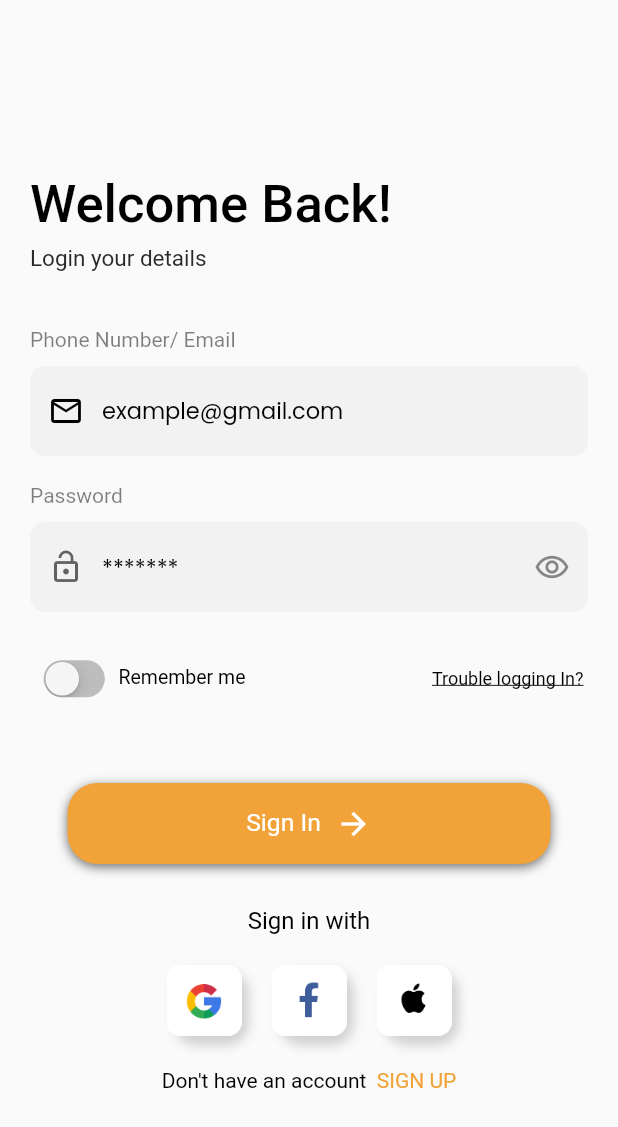
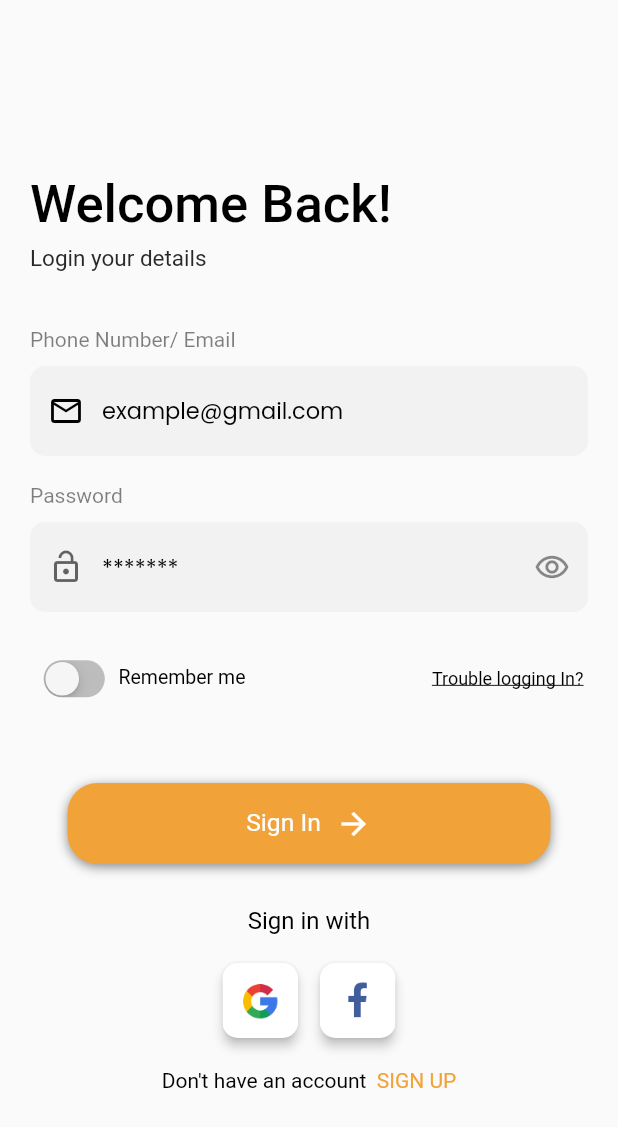
Before and after one commit to praween-kr/product-sell, a Flutter app: the LoginScreen screen opened by its route, on a phone screen of 412 x 824 dp. Shown: the top 1127 px of the screen. Run offline on Flutter 3.47's test engine with Material 3 defaults, Android fonts, the phone set to English and light mode, and no system bars; our stand-ins replace awesome_bottom_bar, cached_network_image, chewie, country_code_picker, dio, dotted_border and 27 more; missing offline and left inert: adaptive_action_sheet, flutter_facebook_auth, swipable_stack, video_thumbnail; accounts and stored records are empty; network calls fail; project files that could hold a hidden picture were left out.

Commit message:
updated code 13 dec

```diff
--- a/lib/main.dart
+++ b/lib/main.dart
@@ -9,8 +9,6 @@ import 'package:oninto_flutter/common_controller/auth/auth_controller.dart';
 import 'package:oninto_flutter/push_notification_services/push_notification_services.dart';
 import 'package:oninto_flutter/routes/routes.dart';
 import 'package:oninto_flutter/utils/colors_file.dart';
-
-import 'firebase_options.dart';
 import 'routes/app_routes.dart';
 import 'service/local/db_helper.dart';
 import 'service/local/local_store_keys.dart';
--- a/lib/views/authscreens/login_screen.dart
+++ b/lib/views/authscreens/login_screen.dart
@@ -10,14 +10,15 @@ import 'package:oninto_flutter/generated/assets.dart';
 import 'package:oninto_flutter/routes/routes.dart';
 import 'package:oninto_flutter/utils/app_print.dart';
 import 'package:oninto_flutter/utils/common_appbar.dart';
+import 'package:oninto_flutter/utils/helper/social_login_helper.dart';
 import 'package:oninto_flutter/utils/regex.dart';
 
 import '../../utils/colors_file.dart';
 
 class LoginScreen extends StatelessWidget {
-  LoginScreen({Key? key}) : super(key: key);
+  LoginScreen({super.key});
   // final controller = Get.put(Homecontroller());
-  AuthController authController = Get.find();
+  final AuthController authController = Get.find();
 
   @override
   Widget build(BuildContext context) {
@@ -227,7 +228,7 @@ class LoginScreen extends StatelessWidget {
                     boxShadow: [
                       BoxShadow(
                         offset: Offset(0, 2),
-                        color: Color(0xff290000000),
+                        color: Colors.black45,
                         // spreadRadius: 2,
                         blurRadius: 6,
                       ),
@@ -261,35 +262,16 @@ class LoginScreen extends StatelessWidget {
               Row(
                 mainAxisAlignment: MainAxisAlignment.center,
                 children: [
-                  Container(
-                      decoration: BoxDecoration(boxShadow: const [
-                        BoxShadow(
-                            color: Color(0xff29000000),
-                            offset: Offset(5, 5),
-                            blurRadius: 5)
-                      ], borderRadius: BorderRadius.circular(15)),
-                      child: Image.asset(Assets.assetsGoogle,
-                          height: 50, width: 50)),
-                  const SizedBox(width: 20),
-                  Container(
-                      decoration: BoxDecoration(boxShadow: const [
-                        BoxShadow(
-                            color: Color(0xff29000000),
-                            offset: Offset(5, 5),
-                            blurRadius: 5)
-                      ], borderRadius: BorderRadius.circular(15)),
-                      child:
-                          Image.asset(Assets.assetsFb, height: 50, width: 50)),
-                  const SizedBox(width: 20),
-                  Container(
-                      decoration: BoxDecoration(boxShadow: const [
-                        BoxShadow(
-                            color: Color(0xff29000000),
-                            offset: Offset(5, 5),
-                            blurRadius: 5)
-                      ], borderRadius: BorderRadius.circular(15)),
-                      child: Image.asset(Assets.assetsApple,
-                          height: 50, width: 50)),
+                  socialLoginButton(image:Assets.assetsGoogle,onTap: ()async{
+                  var result = await  SocialLoginHelper.loginWithGoogle();
+                  print("result $result");
+                  }),
+                  const SizedBox(width: 15,),
+                  socialLoginButton(image:Assets.assetsFb,onTap: (){}),
+                  GetPlatform.isIOS
+                      ? const SizedBox(width: 15,):Container(),
+                  GetPlatform.isIOS
+                      ? socialLoginButton(image:Assets.assetsApple,onTap: (){}):Container(),
                 ],
               ),
               const SizedBox(
@@ -324,4 +306,20 @@ class LoginScreen extends StatelessWidget {
       ),
     );
   }
+
+  Widget socialLoginButton({required String image,required Function onTap}){
+    return GestureDetector(
+      onTap: ()=>onTap(),
+      child: Card(
+        elevation: 3,
+        margin: EdgeInsets.zero,
+        shape: RoundedRectangleBorder(
+            borderRadius: BorderRadius.circular(10)
+        ),
+        child: Image.asset(image,
+            height: 50, width: 50),
+      ),
+    );
+  }
+
 }
```
Also changed, not shown: lib/utils/helper/file_picker.dart (+6 -1 lines), lib/utils/helper/social_login_helper.dart (added, +99 -0 lines), pubspec.yaml (+6 -3 lines), lib/firebase_options.dart, pubspec.lock, 7 other files.
